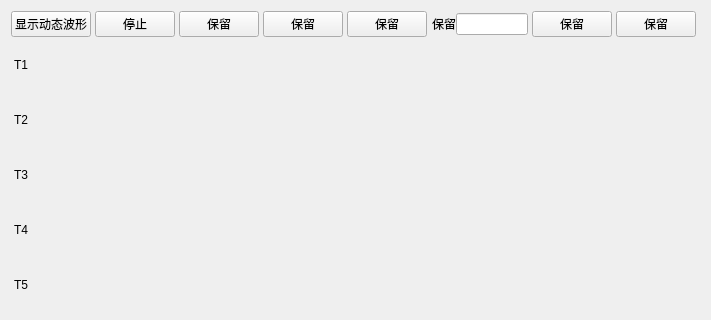
This is MineEarthquakeDemo8/dynamicwave.ui in HaiUgo/MineEarthquakeDemo as Qt 5 draws it before an edit; both pictures show x 0 to 711 and y 0 to 320 of the 711 by 543 pixel window. The edited form follows.
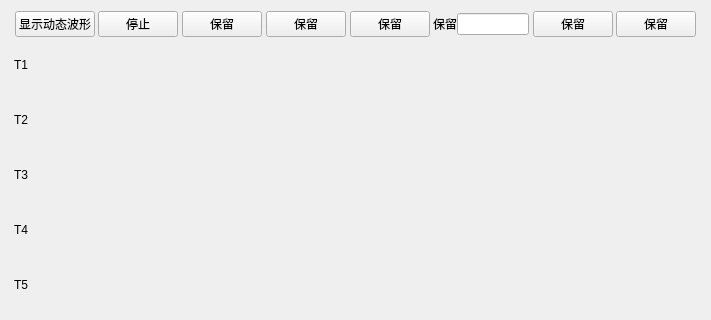
This is the edited form.

```diff
--- a/MineEarthquakeDemo8/dynamicwave.ui
+++ b/MineEarthquakeDemo8/dynamicwave.ui
@@ -27,6 +27,19 @@
        <property name="spacing">
         <number>0</number>
        </property>
+       <item>
+        <spacer name="horizontalSpacer_9">
+         <property name="orientation">
+          <enum>Qt::Horizontal</enum>
+         </property>
+         <property name="sizeHint" stdset="0">
+          <size>
+           <width>40</width>
+           <height>20</height>
+          </size>
+         </property>
+        </spacer>
+       </item>
        <item>
         <widget class="QPushButton" name="showDynWaveButton">
          <property name="text">
```
